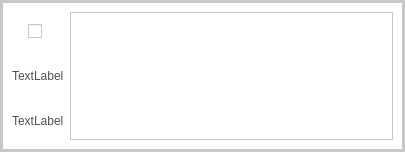
Qt form taskbox.ui (Carcass0/ToDo) before a commit.
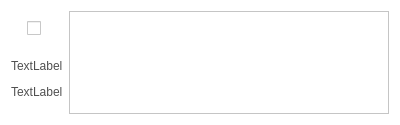
The same form after that commit.

```diff
--- a/taskbox.ui
+++ b/taskbox.ui
@@ -6,10 +6,22 @@
    <rect>
     <x>0</x>
     <y>0</y>
-    <width>405</width>
-    <height>152</height>
+    <width>400</width>
+    <height>125</height>
    </rect>
   </property>
+  <property name="sizePolicy">
+   <sizepolicy hsizetype="Preferred" vsizetype="Fixed">
+    <horstretch>0</horstretch>
+    <verstretch>0</verstretch>
+   </sizepolicy>
+  </property>
+  <property name="maximumSize">
+   <size>
+    <width>16777215</width>
+    <height>125</height>
+   </size>
+  </property>
   <property name="windowTitle">
    <string>Form</string>
   </property>
@@ -21,43 +33,32 @@
 </string>
   </property>
   <layout class="QGridLayout" name="gridLayout">
-   <property name="leftMargin">
-    <number>0</number>
-   </property>
-   <property name="topMargin">
-    <number>0</number>
-   </property>
-   <property name="rightMargin">
-    <number>0</number>
-   </property>
-   <property name="bottomMargin">
-    <number>0</number>
-   </property>
-   <property name="spacing">
-    <number>0</number>
-   </property>
-   <item row="0" column="0">
-    <widget class="QFrame" name="outerFrame">
+   <item row="1" column="0" rowspan="3" colspan="2">
+    <widget class="QLabel" name="startLabel">
+     <property name="styleSheet">
+      <string notr="true">color: rgb(80, 80, 80);
+</string>
+     </property>
+     <property name="text">
+      <string>TextLabel</string>
+     </property>
+    </widget>
+   </item>
+   <item row="4" column="0" colspan="2">
+    <widget class="QLabel" name="endLabel">
      <property name="styleSheet">
-      <string notr="true">QFrame#outerFrame {border: 3px solid rgb(200, 200, 200);}
-QLabel{
-	font: 10pt &quot;Segoe UI&quot;;
-	
-	color: rgb(80, 80, 80);
-}</string>
+      <string notr="true">color: rgb(80, 80, 80);</string>
      </property>
-     <property name="frameShape">
-      <enum>QFrame::StyledPanel</enum>
+     <property name="text">
+      <string>TextLabel</string>
      </property>
-     <property name="frameShadow">
-      <enum>QFrame::Raised</enum>
-     </property>
-     <property name="lineWidth">
-      <number>3</number>
-     </property>
-     <layout class="QGridLayout" name="gridLayout_2">
+    </widget>
+   </item>
       <item row="0" column="0">
        <widget class="QFrame" name="innerFrame">
+     <property name="styleSheet">
+      <string notr="true"/>
+     </property>
         <property name="frameShape">
          <enum>QFrame::NoFrame</enum>
         </property>
@@ -142,31 +143,8 @@
         </layout>
        </widget>
       </item>
-      <item row="2" column="0">
-       <widget class="QLabel" name="dateLabel">
-        <property name="lineWidth">
-         <number>0</number>
-        </property>
-        <property name="text">
-         <string>TextLabel</string>
-        </property>
-       </widget>
-      </item>
-      <item row="1" column="0">
-       <widget class="QLabel" name="timeLabel">
-        <property name="lineWidth">
-         <number>0</number>
-        </property>
-        <property name="text">
-         <string>TextLabel</string>
-        </property>
-       </widget>
-      </item>
-      <item row="0" column="1" rowspan="3">
-       <widget class="QTextBrowser" name="textBrowser"/>
-      </item>
-     </layout>
-    </widget>
+   <item row="0" column="2" rowspan="6">
+    <widget class="QTextEdit" name="taskEdit"/>
    </item>
   </layout>
  </widget>
```
Left out of the diff: 70 changed lines with no effect on the pictures. Lines whose indentation alone changed are shown as unchanged.
